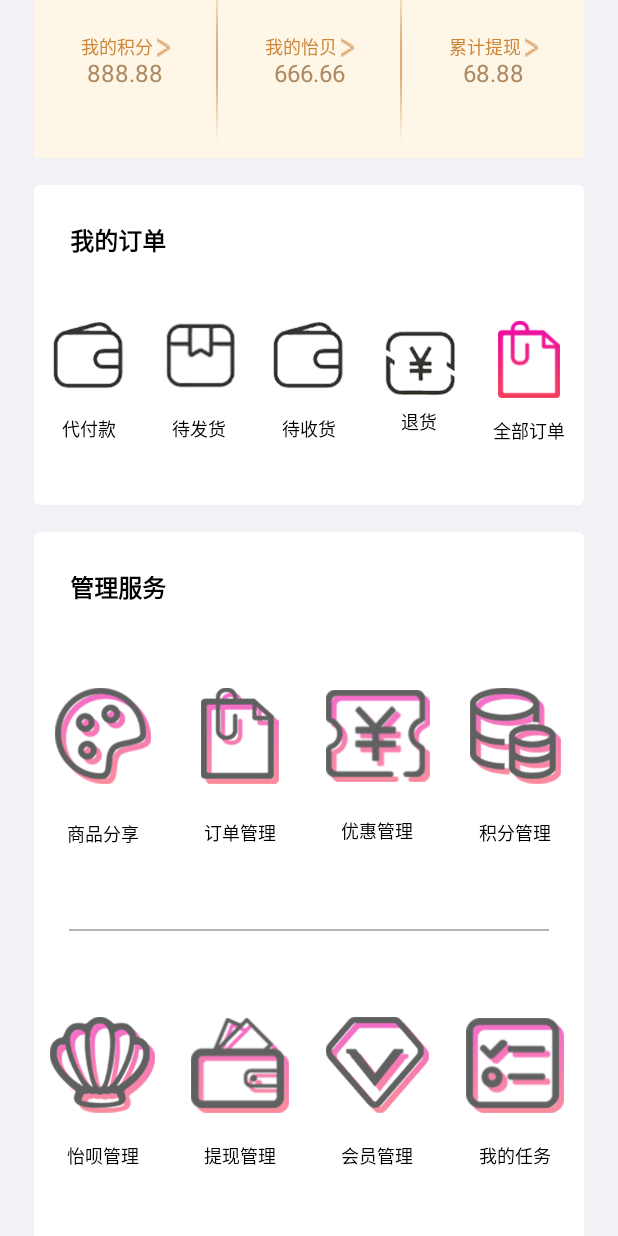
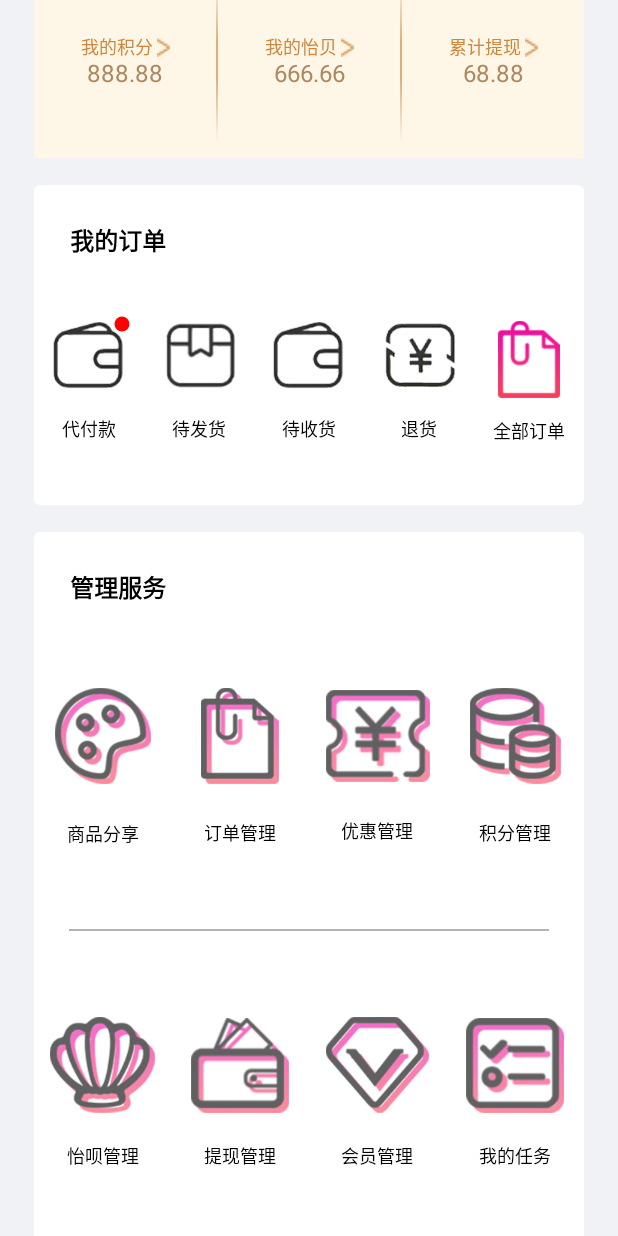
Before and after one commit to hunimeizi/ComposeSample, an Android app built with Jetpack Compose: the @Preview function PrevMineView, scrolled down 576 dp, on a phone screen of 412 x 824 dp. Run offline under Robolectric (Android 15) with nearby library versions, the phone set to English and light mode, and no system bars; pictures from the network do not load.

Commit message:
添加小红点提示

```diff
--- a/app/src/main/java/com/liholin/compose/sample/ui/page/mine/MineTopView.kt
+++ b/app/src/main/java/com/liholin/compose/sample/ui/page/mine/MineTopView.kt
@@ -6,6 +6,7 @@ import androidx.compose.foundation.layout.*
 import androidx.compose.foundation.shape.RoundedCornerShape
 import androidx.compose.material.Text
 import androidx.compose.runtime.Composable
+import androidx.compose.ui.Alignment
 import androidx.compose.ui.Modifier
 import androidx.compose.ui.draw.clip
 import com.liholin.compose.sample.R
@@ -34,7 +35,7 @@ fun WSViewTip() {
         .clip(RoundedCornerShape(8.dp))
         .background(Color(0xfff3e5fa))) {
         Column(modifier = Modifier.padding(start = 92.dpWidth, top = 37.dpWidth, end = 92.dpWidth)) {
-            Row {
+            Row(horizontalArrangement = Arrangement.Center, verticalAlignment = Alignment.CenterVertically) {
                 Image(painterResource(id = R.mipmap.icon_level), contentDescription = null,
                 modifier = Modifier
                     .width(70.dpWidth)
--- a/app/src/main/java/com/liholin/compose/sample/ui/page/mine/MineView.kt
+++ b/app/src/main/java/com/liholin/compose/sample/ui/page/mine/MineView.kt
@@ -1,14 +1,13 @@
 package com.liholin.compose.sample.ui.page.mine
 
 import androidx.compose.foundation.background
-import androidx.compose.foundation.layout.Column
-import androidx.compose.foundation.layout.Spacer
-import androidx.compose.foundation.layout.fillMaxSize
-import androidx.compose.foundation.layout.height
+import androidx.compose.foundation.layout.*
 import androidx.compose.foundation.rememberScrollState
 import androidx.compose.foundation.verticalScroll
 import androidx.compose.runtime.Composable
 import androidx.compose.ui.Modifier
+import androidx.compose.ui.draw.drawWithContent
+import androidx.compose.ui.geometry.Offset
 import androidx.compose.ui.graphics.Color
 import androidx.compose.ui.tooling.preview.Preview
 import androidx.compose.ui.unit.dp
@@ -29,8 +28,14 @@ fun MineView() {
     }
 }
 
+
+fun Modifier.unReadTip() = this.drawWithContent {
+    drawContent()
+    drawCircle(Color.Red, 5.dp.toPx(), Offset(size.width - 2.dp.toPx(), 2.dp.toPx()))
+}
+
 @Preview
 @Composable
 fun PrevMineView() {
-   MineView()
+    MineView()
 }
--- a/app/src/main/java/com/liholin/compose/sample/ui/page/mine/MyOrderView.kt
+++ b/app/src/main/java/com/liholin/compose/sample/ui/page/mine/MyOrderView.kt
@@ -40,7 +40,7 @@ fun MyOrderView() {
                     contentDescription = null,
                     Modifier
                         .padding(bottom = 26.dpWidth)
-                        .width(72.dpWidth).height(68.dpHeight))
+                        .width(72.dpWidth).height(68.dpHeight).unReadTip())
                 Text(text = "代付款", fontSize = 12.sp, color = Color.Black)
             }
             Column(modifier = Modifier.weight(1f).fillMaxHeight(),verticalArrangement = Arrangement.Center,
@@ -66,7 +66,7 @@ fun MyOrderView() {
                 Image(painterResource(id = R.mipmap.icon_th),
                     contentDescription = null,
                     Modifier
-                        .padding(bottom = 3.dpWidth)
+                        .padding(bottom = 18.dpWidth)
                         .width(73.dpWidth).height(76.dpHeight))
                 Text(text = "退货", fontSize = 12.sp, color = Color.Black)
             }
```
